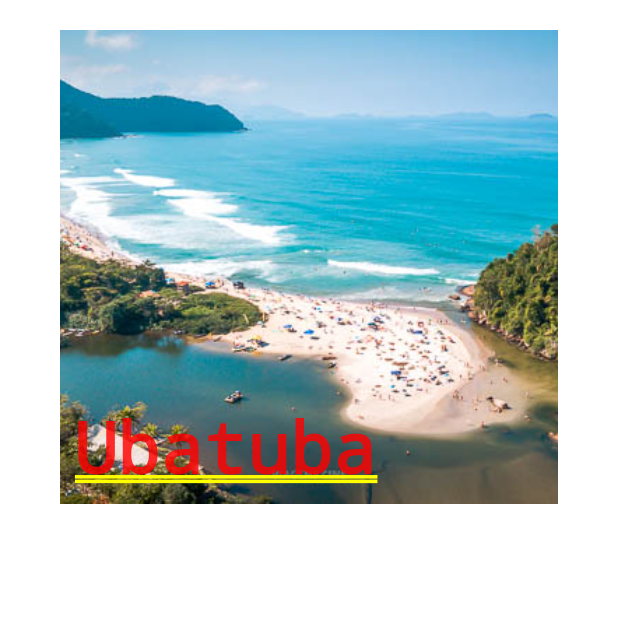
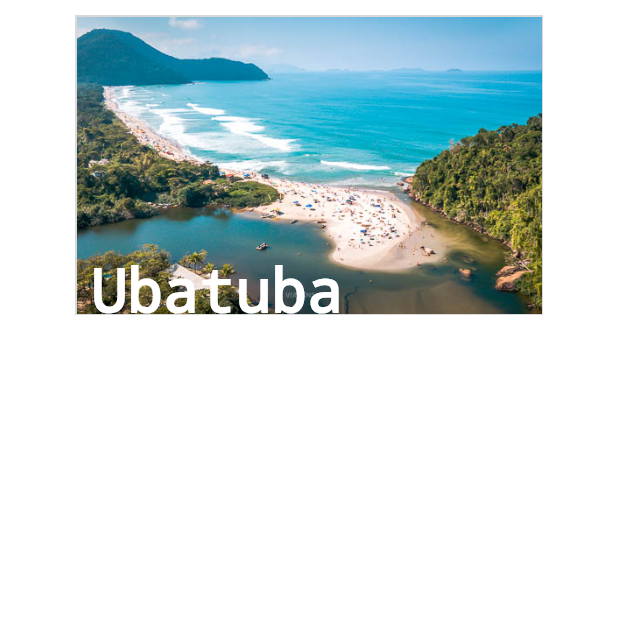
Before and after one commit to LucasHor4/SurfSP, a Flutter app: the screen it shows after launch, on a phone screen of 412 x 824 dp, the top half of it. Run offline on Flutter 3.47's test engine with Material 3 defaults, Android fonts, the phone set to English and light mode, and no system bars.

Commit message:
Ajustando cores,texto e posição.

```diff
--- a/lib/main.dart
+++ b/lib/main.dart
@@ -1,4 +1,5 @@
 import 'package:flutter/material.dart';
+import 'package:flutter/rendering.dart';
 import 'package:flutter/widgets.dart';
 
 void main() {
@@ -61,39 +62,40 @@ class PraiasState extends State<Praias> {
 
           AnimatedContainer(
               //Container e configurações dele.
+
               margin: const EdgeInsets.only(
-                bottom: 20,
-                top: 20,
-                left: 40,
-                right: 40,
+                bottom: 10,
+                top: 10,
+                left: 50,
+                right: 50,
+              )
+              ,padding: const EdgeInsets.only(
+                bottom: 1,
+                top: 1,
+                left: 1,
+                right: 1,
               ),
-              width: 50,
-              height: selected ? 350 : 316,
-              color: selected
-                  ? const Color.fromARGB(255, 28, 255, 8)
-                  : const Color.fromARGB(255, 131, 2, 2),
+              width: 316,
+              height: selected ? 350 : 200,
+              color: const Color.fromARGB(255, 217, 217, 217),
               duration: const Duration(seconds: 1),
-              curve: Curves.fastOutSlowIn,
+              curve: Curves.ease,
               //Texto sobre as praias.
               child: Stack(
                 children: [
                   Positioned(
-
-                    child:
-                  Image.asset(
-                    'img/Ubatuba-Melhores-Praias-Capa.jpg',
-                    width: double.infinity,
-                    height: selected ? 646 : double.infinity,
-                    fit: selected ? BoxFit.none : BoxFit.cover,
-                    alignment: selected ? AlignmentDirectional.topCenter : Alignment.center,
-                  ),),
-
+                    child: Image.asset(
+                      'img/Ubatuba-Melhores-Praias-Capa.jpg',
+                      width: 500,
+                      height: 200,
+                      fit: selected ? BoxFit.cover : BoxFit.cover,
+                    ),
+                  ),
                   const Positioned(
-                    top: 250,
+                    top: 160,
                     left: 10,
-                    child: Text(
-                      'Ubatuba',
-                      style: TextStyle(),
+                    child: Text('Ubatuba',
+                    style: TextStyle(fontSize: 40, color: Colors.white, decoration: TextDecoration.none),
                     ),
                   ),
                   Positioned(
@@ -102,7 +104,11 @@ class PraiasState extends State<Praias> {
                       child: selected
                           ? const Text(
                               'ssssssssssssssssssssssssssssssss',
-                              style: TextStyle(fontWeight: FontWeight.bold, decoration: TextDecoration.none),
+                              style: TextStyle(
+                                  fontWeight: FontWeight.bold,
+                                  decoration: TextDecoration.none,
+                                  color: Color.fromARGB(255, 41, 41, 41)),
+
                             )
                           : const Text(''))
                 ],
```
